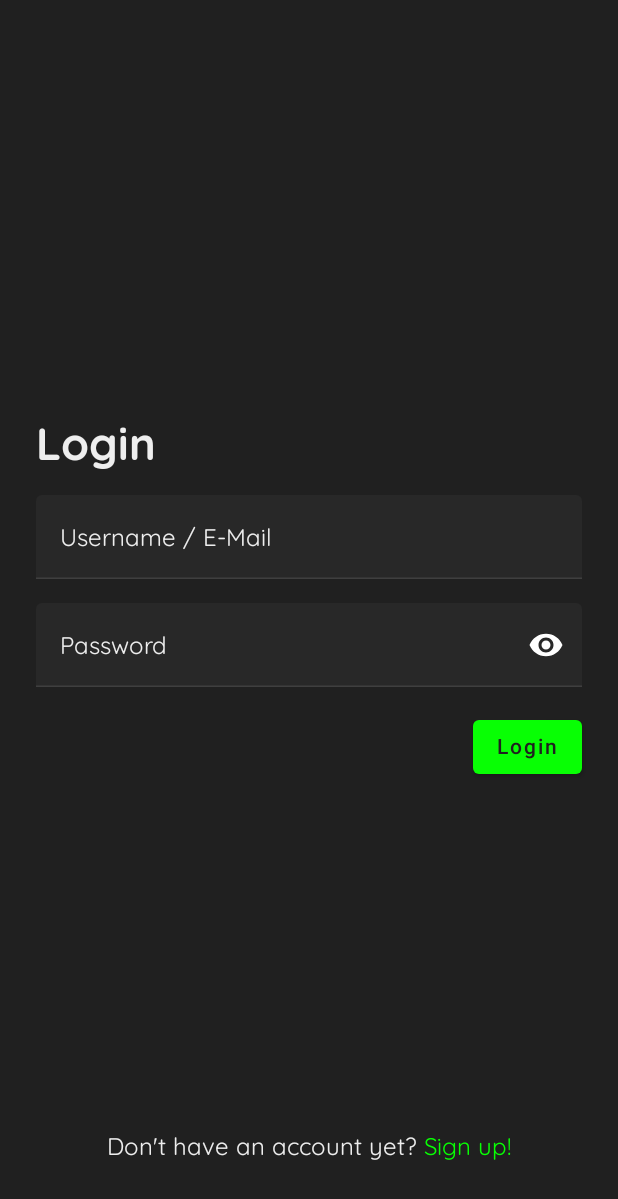
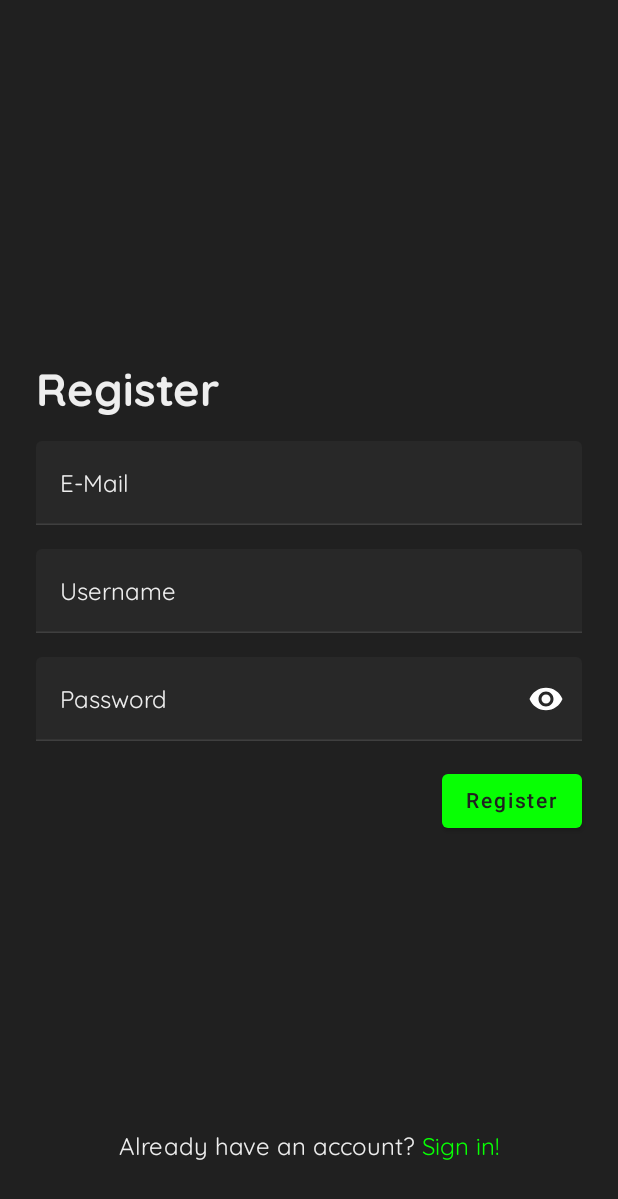
Before and after one commit to LugovayaOksana/SocialNetwork, an Android app built with Jetpack Compose: the screen it shows after launch (MainActivity), after a tap on an icon or button, on a phone screen of 412 x 824 dp. Shown: the top 1199 px of the screen. Run offline under Robolectric (Android 15) with nearby library versions, the phone set to English and light mode, and no system bars; our stand-ins replace Dagger/Hilt's generated code, Timber.

Commit message:
Register Screen / Post Composable

```diff
--- /dev/null
+++ b/app/src/main/java/com/app/socialnetworktwitch/presentation/register/RegisterScreen.kt
@@ -0,0 +1,147 @@
+package com.app.socialnetworktwitch.presentation.register
+
+import androidx.compose.foundation.clickable
+import androidx.compose.foundation.layout.*
+import androidx.compose.material.Button
+import androidx.compose.material.MaterialTheme
+import androidx.compose.material.Text
+import androidx.compose.runtime.Composable
+import androidx.compose.ui.Alignment
+import androidx.compose.ui.Modifier
+import androidx.compose.ui.res.stringResource
+import androidx.compose.ui.text.SpanStyle
+import androidx.compose.ui.text.buildAnnotatedString
+import androidx.compose.ui.text.input.KeyboardType
+import androidx.compose.ui.text.withStyle
+import androidx.compose.ui.unit.dp
+import androidx.hilt.navigation.compose.hiltViewModel
+import androidx.navigation.NavController
+import com.app.socialnetworktwitch.R
+import com.app.socialnetworktwitch.presentation.components.StandardTextField
+import com.app.socialnetworktwitch.presentation.ui.theme.SpaceLarge
+import com.app.socialnetworktwitch.presentation.ui.theme.SpaceMedium
+import com.app.socialnetworktwitch.util.Constants
+
+@Composable
+fun RegisterScreen(
+    navController: NavController,
+    viewModel: RegisterViewModel = hiltViewModel()
+) {
+    val state = viewModel.state.value
+    Box(
+        modifier = Modifier
+            .fillMaxSize()
+            .padding(
+                start = SpaceLarge,
+                end = SpaceLarge,
+                top = SpaceLarge,
+                bottom = 50.dp
+            )
+    ) {
+        Column(
+            verticalArrangement = Arrangement.Center,
+            modifier = Modifier
+                .fillMaxSize()
+                .align(Alignment.Center),
+        ) {
+            Text(
+                text = stringResource(id = R.string.register),
+                style = MaterialTheme.typography.h1
+            )
+            Spacer(modifier = Modifier.height(SpaceMedium))
+            StandardTextField(
+                text = state.emailText,
+                onValueChange = {
+                    viewModel.onEvent(RegisterEvent.EnteredEmail(it))
+                },
+                error = when (state.emailError) {
+                    RegisterState.EmailError.FieldEmpty -> {
+                        stringResource(id = R.string.this_field_cant_be_empty)
+                    }
+                    RegisterState.EmailError.InvalidEmail -> {
+                        stringResource(id = R.string.not_a_valid_email)
+                    }
+                    null -> ""
+                },
+                keyboardType = KeyboardType.Email,
+                hint = stringResource(id = R.string.email)
+            )
+            Spacer(modifier = Modifier.height(SpaceMedium))
+            StandardTextField(
+                text = state.usernameText,
+                onValueChange = {
+                    viewModel.onEvent(RegisterEvent.EnteredUsername(it))
+                },
+                error = when (state.usernameError) {
+                    RegisterState.UsernameError.FieldEmpty -> {
+                        stringResource(id = R.string.this_field_cant_be_empty)
+                    }
+                    RegisterState.UsernameError.InputTooShort -> {
+                        stringResource(id = R.string.input_too_short, Constants.MIN_USERNAME_LENGTH)
+                    }
+                    null -> ""
+                },
+                hint = stringResource(id = R.string.username)
+            )
+            Spacer(modifier = Modifier.height(SpaceMedium))
+            StandardTextField(
+                text = state.passwordText,
+                onValueChange = {
+                    viewModel.onEvent(RegisterEvent.EnteredPassword(it))
+                },
+                hint = stringResource(id = R.string.password_hint),
+                keyboardType = KeyboardType.Password,
+                error = when (state.passwordError) {
+                    RegisterState.PasswordError.FieldEmpty -> {
+                        stringResource(id = R.string.this_field_cant_be_empty)
+                    }
+                    RegisterState.PasswordError.InputTooShort -> {
+                        stringResource(id = R.string.input_too_short, Constants.MIN_PASSWORD_LENGTH)
+                    }
+                    RegisterState.PasswordError.InvalidPassword -> {
+                        stringResource(id = R.string.invalid_password)
+                    }
+                    null -> ""
+                },
+                isPasswordVisible = state.isPasswordVisible,
+                onPasswordToggleClick = {
+                    viewModel.onEvent(RegisterEvent.TogglePasswordVisibility)
+                }
+            )
+            Spacer(modifier = Modifier.height(SpaceMedium))
+            Button(
+                onClick = {
+                    viewModel.onEvent(RegisterEvent.Register)
+                },
+                modifier = Modifier
+                    .align(Alignment.End)
+            ) {
+                Text(
+                    text = stringResource(id = R.string.register),
+                    color = MaterialTheme.colors.onPrimary
+                )
+            }
+        }
+        Text(
+            text = buildAnnotatedString {
+                append(stringResource(id = R.string.already_have_an_account))
+                append(" ")
+                val signUpText = stringResource(id = R.string.sign_in)
+                withStyle(
+                    style = SpanStyle(
+                        color = MaterialTheme.colors.primary
+                    )
+                ) {
+                    append(signUpText)
+                }
+            },
+            style = MaterialTheme.typography.body1,
+            modifier = Modifier
+                .align(Alignment.BottomCenter)
+                .clickable {
+                    navController.popBackStack()
+                }
+        )
+    }
+
+}
--- /dev/null
+++ b/app/src/main/java/com/app/socialnetworktwitch/presentation/register/RegisterState.kt
@@ -0,0 +1,27 @@
+package com.app.socialnetworktwitch.presentation.register
+
+data class RegisterState(
+    val usernameText: String = "",
+    val usernameError: UsernameError? = null,
+    val emailText: String = "",
+    val emailError: EmailError? = null,
+    val passwordText: String = "",
+    val passwordError: PasswordError? = null,
+    val isPasswordVisible: Boolean = false
+) {
+    sealed class UsernameError {
+        object FieldEmpty : UsernameError()
+        object InputTooShort : UsernameError()
+    }
+
+    sealed class EmailError {
+        object FieldEmpty : EmailError()
+        object InvalidEmail: EmailError()
+    }
+
+    sealed class PasswordError {
+        object FieldEmpty: PasswordError()
+        object InvalidPassword : PasswordError()
+        object InputTooShort : PasswordError()
+    }
+}
--- a/app/src/main/java/com/app/socialnetworktwitch/presentation/splash/SplashScreen.kt
+++ b/app/src/main/java/com/app/socialnetworktwitch/presentation/splash/SplashScreen.kt
@@ -38,7 +38,7 @@ fun SplashScreen(
             scale.animateTo(
                 targetValue = 0.5f,
                 animationSpec = tween(
-                    durationMillis = Constants.SPLASH_FADE_IN_DURATION,
+                    durationMillis = 500,
                     easing = {
                         overshootInterpolator.getInterpolation(it)
                     }
--- a/app/src/main/java/com/app/socialnetworktwitch/presentation/util/Navigation.kt
+++ b/app/src/main/java/com/app/socialnetworktwitch/presentation/util/Navigation.kt
@@ -14,11 +14,11 @@ import androidx.navigation.compose.rememberNavController
 //import com.app.socialnetworktwitch.presentation.activity.ActivityScreen
 //import com.app.socialnetworktwitch.presentation.chat.ChatScreen
 //import com.app.socialnetworktwitch.presentation.create_post.CreatePostScreen
-//import com.app.socialnetworktwitch.presentation.main_feed.MainFeedScreen
+import com.app.socialnetworktwitch.presentation.main_feed.MainFeedScreen
 import com.app.socialnetworktwitch.presentation.login.LoginScreen
 //import com.app.socialnetworktwitch.presentation.post_detail.PostDetailScreen
 //import com.app.socialnetworktwitch.presentation.profile.ProfileScreen
-//import com.app.socialnetworktwitch.presentation.register.RegisterScreen
+import com.app.socialnetworktwitch.presentation.register.RegisterScreen
 //import com.app.socialnetworktwitch.presentation.search.SearchScreen
 import com.app.socialnetworktwitch.presentation.splash.SplashScreen
 
@@ -36,12 +36,12 @@ fun Navigation(navController: NavHostController) {
         composable(Screen.LoginScreen.route) {
             LoginScreen(navController = navController)
         }
-//        composable(Screen.RegisterScreen.route) {
-//            RegisterScreen(navController = navController)
-//        }
-//        composable(Screen.MainFeedScreen.route) {
-//            MainFeedScreen(navController = navController)
-//        }
+        composable(Screen.RegisterScreen.route) {
+            RegisterScreen(navController = navController)
+        }
+        composable(Screen.MainFeedScreen.route) {
+            MainFeedScreen(navController = navController)
+        }
 //        composable(Screen.ChatScreen.route) {
 //            ChatScreen(navController = navController)
 //        }
--- a/app/src/main/java/com/app/socialnetworktwitch/util/Constants.kt
+++ b/app/src/main/java/com/app/socialnetworktwitch/util/Constants.kt
@@ -1,7 +1,7 @@
 package com.app.socialnetworktwitch.util
 
 object Constants {
-    const val SPLASH_SCREEN_DURATION = 2000L
+    const val SPLASH_SCREEN_DURATION = 3000L
     const val SPLASH_FADE_IN_DURATION = 2000
 
     const val MAX_POST_DESCRIPTION_LINES = 3
```
Also changed, not shown: app/src/main/java/com/app/socialnetworktwitch/domain/models/Post.kt (added, +10 -0 lines), app/src/main/java/com/app/socialnetworktwitch/presentation/components/Post.kt (added, +243 -0 lines), app/src/main/java/com/app/socialnetworktwitch/presentation/components/StandardToolbar.kt (added, +47 -0 lines), app/src/main/java/com/app/socialnetworktwitch/presentation/main_feed/MainFeedScreen.kt (added, +67 -0 lines), app/src/main/java/com/app/socialnetworktwitch/presentation/register/RegisterEvent.kt (added, +9 -0 lines), app/src/main/java/com/app/socialnetworktwitch/presentation/register/RegisterViewModel.kt (added, +105 -0 lines), app/src/main/res/drawable-v24/kermit.jpeg (added), app/src/main/res/drawable-v24/pokemon.png (added).
